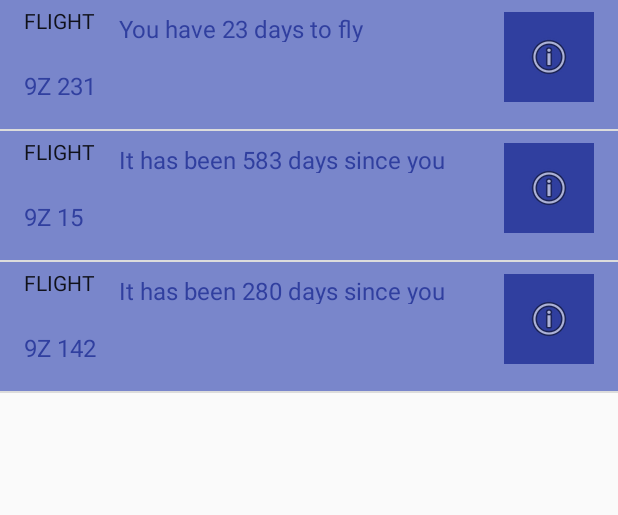
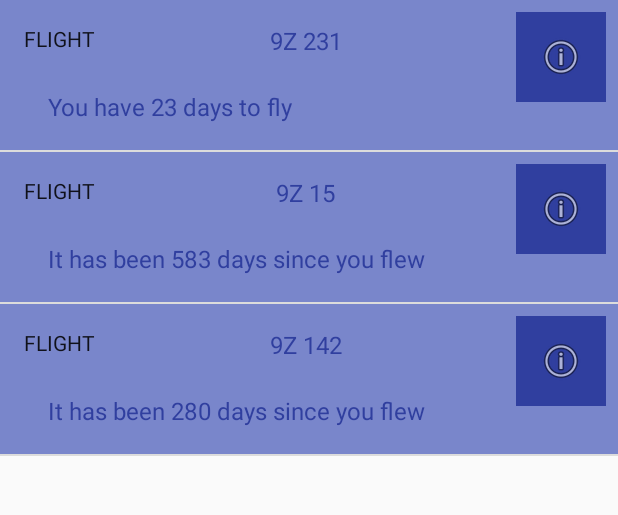
Before and after one commit to kmmraj/KotlinCleanCode4Android, an Android app: the screen it shows after launch (HomeActivity), on a phone screen of 412 x 824 dp, the part 105-620 px from its top. Run offline under Robolectric (Android 15) with nearby library versions, the phone set to English and light mode, and no system bars.

Commit message:
Working copy

```diff
--- a/app/src/main/res/layout/cell_trip_list.xml
+++ b/app/src/main/res/layout/cell_trip_list.xml
@@ -16,7 +16,7 @@
         android:layout_height="40dp"
         android:layout_marginLeft="16dp"
         android:layout_marginStart="16dp"
-        android:layout_marginTop="4dp"
+        android:layout_marginTop="16dp"
         android:contentDescription="@string/flight_name"
         android:text="@string/flight_name"
         app:layout_constraintLeft_toLeftOf="parent"
@@ -28,46 +28,51 @@
         android:id="@+id/tv_flightNumberValue"
         android:layout_width="wrap_content"
         android:layout_height="40dp"
-        app:layout_constraintStart_toStartOf="@+id/tv_flightNumberLabel"
-        app:layout_constraintTop_toBottomOf="@id/tv_flightNumberLabel"
-        android:layout_marginTop="2dp"
+        android:layout_marginTop="16dp"
         android:contentDescription="@string/flight_name"
-        tools:text="@string/flight_code"
+        android:textColor="@color/colorPrimaryDark"
         android:textSize="16sp"
-        android:textColor="@color/colorPrimaryDark"/>
+        app:layout_constraintEnd_toStartOf="@+id/ib_flight_details"
+        app:layout_constraintStart_toEndOf="@+id/tv_flightNumberLabel"
+        app:layout_constraintTop_toTopOf="parent"
+        tools:text="@string/flight_code" />
 
     <ImageButton
         android:id="@+id/ib_flight_details"
         android:layout_width="60dp"
         android:layout_height="60dp"
-        android:layout_marginEnd="16dp"
-        android:layout_marginStart="16dp"
+
         android:layout_marginTop="8dp"
+        android:layout_marginEnd="8dp"
+        android:layout_marginRight="8dp"
         android:background="@color/colorPrimaryDark"
+        android:clickable="false"
+        android:contentDescription="@string/flight_image"
+        android:focusable="false"
+        android:focusableInTouchMode="false"
         app:layout_constraintEnd_toEndOf="parent"
         app:layout_constraintStart_toEndOf="@+id/tv_flightTimeDescription"
         app:layout_constraintTop_toTopOf="parent"
-        app:srcCompat="@android:drawable/ic_menu_info_details"
-        android:clickable="false"
-        android:focusable="false"
-        android:focusableInTouchMode="false"
-        android:contentDescription="@string/flight_image"/>
+        app:srcCompat="@android:drawable/ic_menu_info_details" />
 
     <TextView
         android:id="@+id/tv_flightTimeDescription"
         android:layout_width="0dp"
-        android:layout_height="20dp"
-        android:singleLine="false"
-        app:layout_constraintTop_toTopOf="parent"
-        android:layout_marginTop="8dp"
-        app:layout_constraintStart_toEndOf="@+id/tv_flightNumberLabel"
-        app:layout_constraintEnd_toStartOf="@+id/ib_flight_details"
+        android:layout_height="40dp"
         android:layout_marginStart="16dp"
         android:layout_marginLeft="16dp"
-        tools:text="It has been 272 days since you flew"
+        android:layout_marginTop="60dp"
+        android:layout_marginEnd="16dp"
+        android:layout_marginRight="16dp"
+        android:singleLine="false"
         android:textAppearance="@style/TextAppearance.AppCompat.Body1"
+        android:textColor="@color/colorPrimaryDark"
         android:textSize="16sp"
-        android:textColor="@color/colorPrimaryDark"/>
+        app:layout_constraintEnd_toStartOf="@+id/ib_flight_details"
+        app:layout_constraintStart_toStartOf="@+id/tv_flightNumberLabel"
+        app:layout_constraintTop_toBottomOf="@id/tv_flightNumberLabel"
+        app:layout_constraintTop_toTopOf="parent"
+        tools:text="It has been 272 days since you flew" />
 
 
 </android.support.constraint.ConstraintLayout>
```
